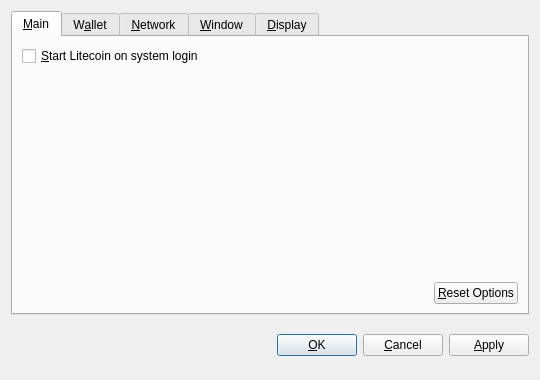
This is src/qt/forms/optionsdialog.ui in Cryptostrike/Liarcoin as Qt 5 draws it before an edit. The edited form follows.
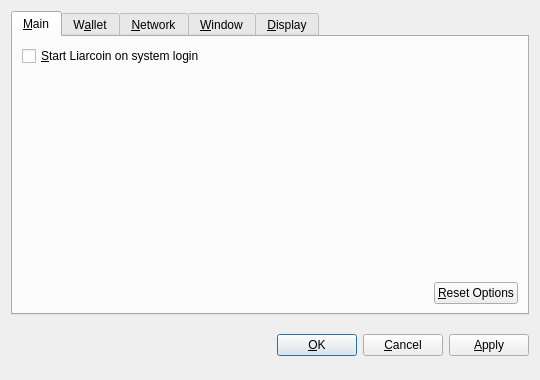
This is the edited form. Custom widgets are drawn as their Qt base class.

Commit message: Rename all files with Litecoin in

```diff
--- a/src/qt/forms/optionsdialog.ui
+++ b/src/qt/forms/optionsdialog.ui
@@ -36,7 +36,7 @@
           <string>Automatically start Litecoin after logging in to the system.</string>
          </property>
          <property name="text">
-          <string>&amp;Start Litecoin on system login</string>
+          <string>&amp;Start Liarcoin on system login</string>
          </property>
         </widget>
        </item>
```
Left out of the diff: 10 changed lines with no effect on the pictures. The commit also changes 102 other files.
